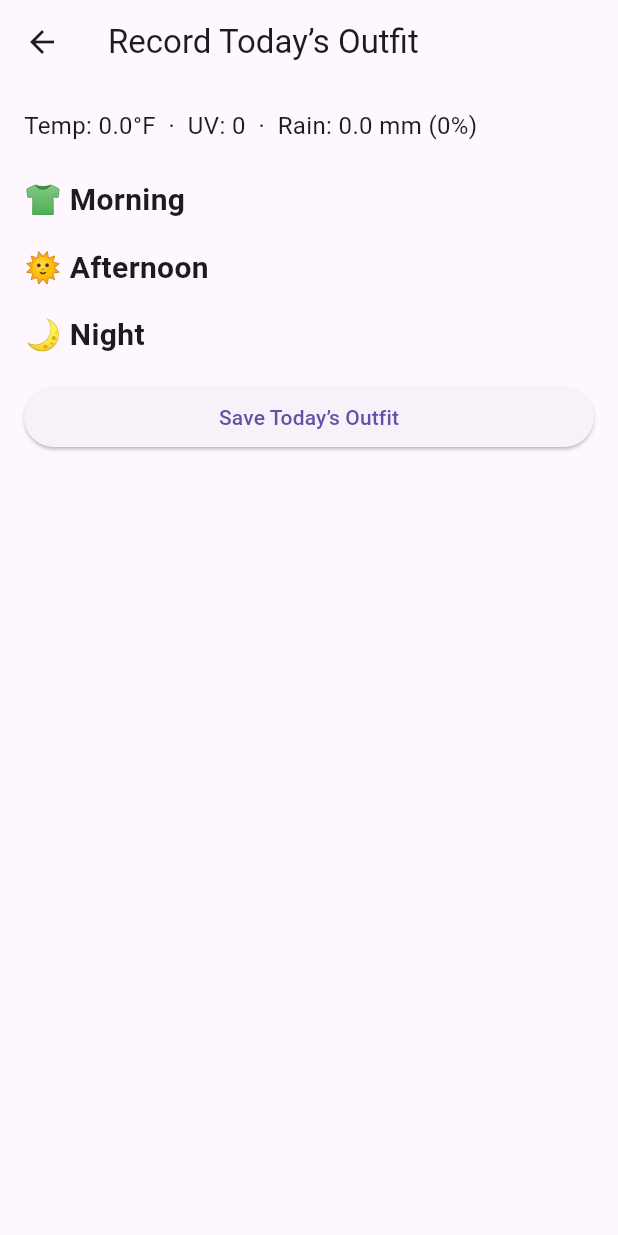
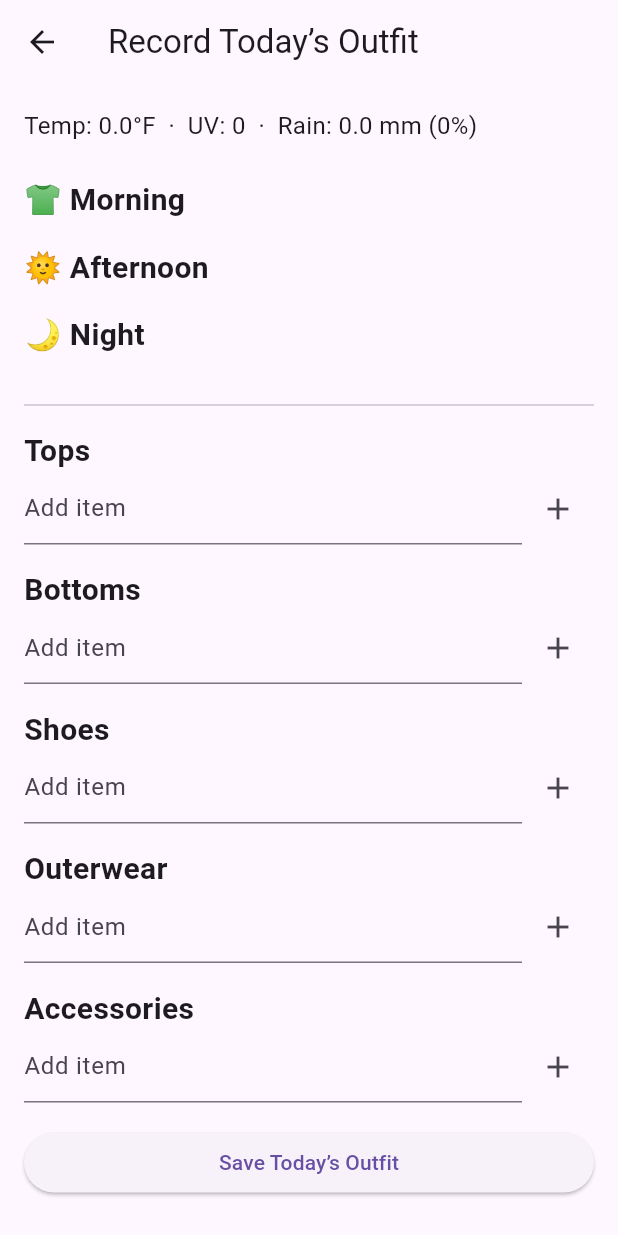
Before and after one commit to Cameron-Lettieri/OutfitOfTheDay, a Flutter app: the screen it shows after launch, after a tap on "My Wardrobe", on a phone screen of 412 x 824 dp. Run offline on Flutter 3.47's test engine with Material 3 defaults, Android fonts, the phone set to English and light mode, and no system bars; our stand-ins replace flutter_local_notifications, flutter_spinkit, geolocator, shared_preferences, weather_icons.

Commit message:
feat: expand wardrobe management

```diff
--- a/mobile/lib/storage_service.dart
+++ b/mobile/lib/storage_service.dart
@@ -4,6 +4,7 @@ import 'outfit_record.dart';
 
 class StorageService {
   static const _key = 'outfit_history';
+  static const _wardrobeKey = 'wardrobe_catalog';
 
   /// Save a new record to local history
   static Future<void> saveRecord(OutfitRecord record) async {
@@ -21,4 +22,27 @@ class StorageService {
         .map((str) => OutfitRecord.fromJson(jsonDecode(str)))
         .toList();
   }
+
+  /// Load wardrobe catalog grouped by category
+  static Future<Map<String, List<String>>> loadWardrobe() async {
+    final prefs = await SharedPreferences.getInstance();
+    final raw = prefs.getString(_wardrobeKey);
+    if (raw == null) {
+      return {
+        'tops': [],
+        'bottoms': [],
+        'shoes': [],
+        'outerwear': [],
+        'accessories': [],
+      };
+    }
+    final Map<String, dynamic> data = jsonDecode(raw);
+    return data.map((k, v) => MapEntry(k, List<String>.from(v)));
+  }
+
+  /// Persist wardrobe catalog locally
+  static Future<void> saveWardrobe(Map<String, List<String>> data) async {
+    final prefs = await SharedPreferences.getInstance();
+    await prefs.setString(_wardrobeKey, jsonEncode(data));
+  }
 }
--- a/mobile/lib/wardrobe_page.dart
+++ b/mobile/lib/wardrobe_page.dart
@@ -28,14 +28,51 @@ class WardrobePage extends StatefulWidget {
 
 class _WardrobePageState extends State<WardrobePage> {
   final Map<String, bool> _selected = {};
+  Map<String, List<String>> _wardrobe = {
+    'tops': [],
+    'bottoms': [],
+    'shoes': [],
+    'outerwear': [],
+    'accessories': [],
+  };
+
+  final Map<String, TextEditingController> _controllers = {
+    'tops': TextEditingController(),
+    'bottoms': TextEditingController(),
+    'shoes': TextEditingController(),
+    'outerwear': TextEditingController(),
+    'accessories': TextEditingController(),
+  };
 
   @override
   void initState() {
     super.initState();
-    // Initialize selection map for all outfit items
-    for (var item in widget.outfitMorning + widget.outfitAfternoon + widget.outfitNight) {
-      _selected[item] = false;
+    _loadWardrobe();
+  }
+
+  @override
+  void dispose() {
+    for (var c in _controllers.values) {
+      c.dispose();
     }
+    super.dispose();
+  }
+
+  Future<void> _loadWardrobe() async {
+    final data = await StorageService.loadWardrobe();
+    setState(() {
+      _wardrobe = data;
+      for (var item in widget.outfitMorning +
+          widget.outfitAfternoon +
+          widget.outfitNight) {
+        _selected[item] = false;
+      }
+      for (var list in _wardrobe.values) {
+        for (var item in list) {
+          _selected[item] = false;
+        }
+      }
+    });
   }
 
   Widget _buildSection(String title, List<String> items) {
@@ -61,6 +98,106 @@ class _WardrobePageState extends State<WardrobePage> {
         SizedBox(height: 16),
       ],
     );
+  }
+
+  Widget _buildCategory(String label, String key) {
+    final items = _wardrobe[key] ?? [];
+    return Column(
+      crossAxisAlignment: CrossAxisAlignment.start,
+      children: [
+        Text(label, style: TextStyle(fontSize: 20, fontWeight: FontWeight.bold)),
+        ...items.asMap().entries.map((entry) {
+          final idx = entry.key;
+          final item = entry.value;
+          return Row(
+            children: [
+              Checkbox(
+                value: _selected[item] ?? false,
+                onChanged: (val) {
+                  setState(() {
+                    _selected[item] = val!;
+                  });
+                },
+              ),
+              Expanded(child: Text(item)),
+              IconButton(
+                icon: Icon(Icons.edit, size: 20),
+                onPressed: () => _editItem(key, idx),
+              ),
+              IconButton(
+                icon: Icon(Icons.delete, size: 20),
+                onPressed: () => _deleteItem(key, idx),
+              ),
+            ],
+          );
+        }),
+        Row(
+          children: [
+            Expanded(
+              child: TextField(
+                controller: _controllers[key],
+                decoration: InputDecoration(hintText: 'Add item'),
+              ),
+            ),
+            IconButton(
+              icon: Icon(Icons.add),
+              onPressed: () => _addItem(key),
+            ),
+          ],
+        ),
+        SizedBox(height: 16),
+      ],
+    );
+  }
+
+  void _addItem(String key) {
+    final text = _controllers[key]!.text.trim();
+    if (text.isEmpty) return;
+    setState(() {
+      _wardrobe[key]!.add(text);
+      _selected[text] = false;
+      _controllers[key]!.clear();
+    });
+    StorageService.saveWardrobe(_wardrobe);
+  }
+
+  void _editItem(String key, int index) async {
+    final current = _wardrobe[key]![index];
+    final controller = TextEditingController(text: current);
+    final result = await showDialog<String>(
+      context: context,
+      builder: (_) => AlertDialog(
+        title: Text('Edit Item'),
+        content: TextField(controller: controller),
+        actions: [
+          TextButton(
+            onPressed: () => Navigator.pop(context),
+            child: Text('Cancel'),
+          ),
+          TextButton(
+            onPressed: () => Navigator.pop(context, controller.text.trim()),
+            child: Text('Save'),
+          ),
+        ],
+      ),
+    );
+    if (result != null && result.isNotEmpty) {
+      setState(() {
+        _wardrobe[key]![index] = result;
+        _selected.remove(current);
+        _selected[result] = false;
+      });
+      StorageService.saveWardrobe(_wardrobe);
+    }
+  }
+
+  void _deleteItem(String key, int index) {
+    final item = _wardrobe[key]![index];
+    setState(() {
+      _wardrobe[key]!.removeAt(index);
+      _selected.remove(item);
+    });
+    StorageService.saveWardrobe(_wardrobe);
   }
 
   Future<void> _saveOutfit() async {
@@ -103,6 +240,12 @@ class _WardrobePageState extends State<WardrobePage> {
               _buildSection('👕 Morning', widget.outfitMorning),
               _buildSection('🌞 Afternoon', widget.outfitAfternoon),
               _buildSection('🌙 Night', widget.outfitNight),
+              Divider(height: 32),
+              _buildCategory('Tops', 'tops'),
+              _buildCategory('Bottoms', 'bottoms'),
+              _buildCategory('Shoes', 'shoes'),
+              _buildCategory('Outerwear', 'outerwear'),
+              _buildCategory('Accessories', 'accessories'),
               ElevatedButton(
                 onPressed: _saveOutfit,
                 child: Text('Save Today’s Outfit'),
```
